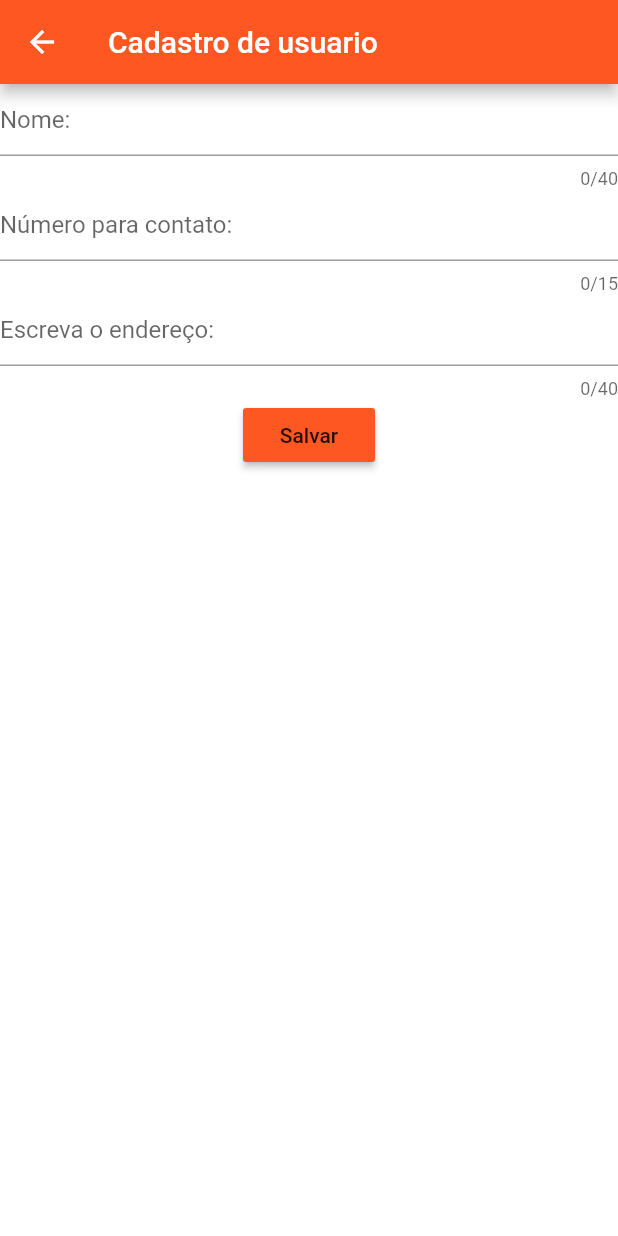
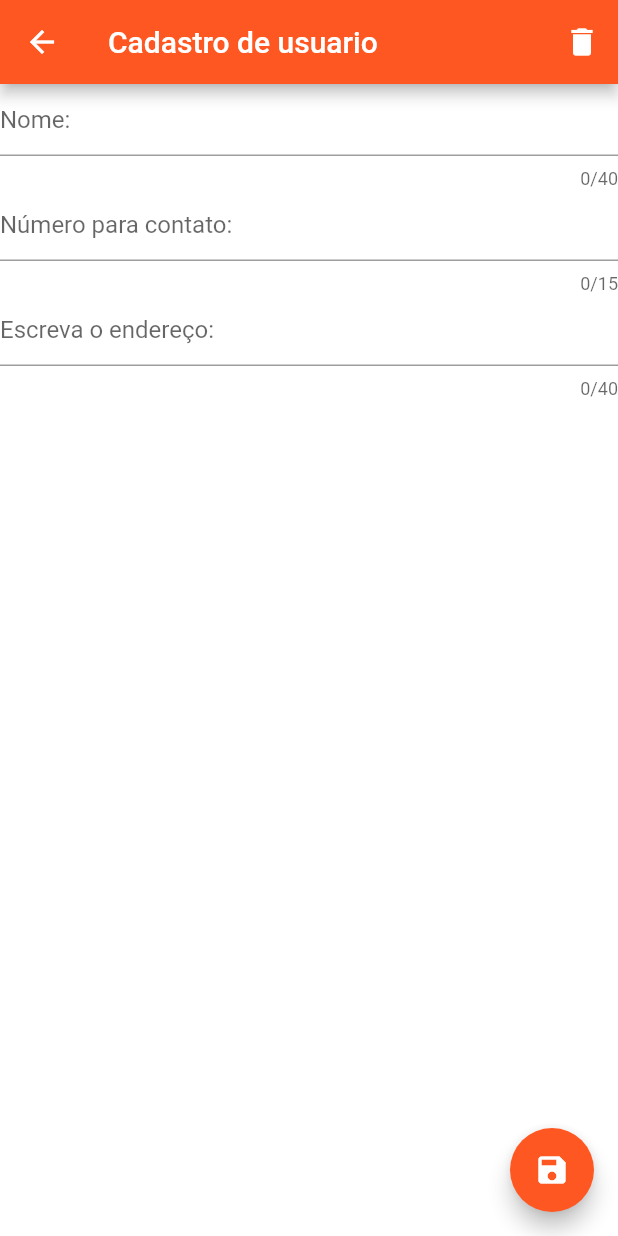
Before and after one commit to antony-raul/App_Cadastro, a Flutter app: the TelaCadastro screen opened directly, on a phone screen of 412 x 824 dp. Run offline on Flutter 3.47's test engine with Material 2 defaults, Android fonts, the phone set to English and light mode, and no system bars.

Commit message:
floating button

```diff
--- a/lib/screens/tela_cadastro.dart
+++ b/lib/screens/tela_cadastro.dart
@@ -1,64 +1,59 @@
 import 'package:flutter/material.dart';
 
 class TelaCadastro extends StatelessWidget {
-  const TelaCadastro({ Key? key }) : super(key: key);
+  const TelaCadastro({Key? key}) : super(key: key);
 
   @override
   Widget build(BuildContext context) {
     return Scaffold(
       appBar: AppBar(
         title: const Text("Cadastro de usuario"),
+        actions: <Widget>[
+          IconButton(
+            icon: const Icon(Icons.delete),
+            onPressed: () {},
+          )
+        ],
       ),
-
       body: Column(
         children: <Widget>[
           _Form(),
         ],
       ),
+      floatingActionButton: FloatingActionButton(
+        onPressed: () {},
+        child: const Icon(Icons.save),
+      ),
+    );
+  }
 
-    );
-
-
-}
   Widget _Form() {
-
     return Expanded(
       flex: 1,
       child: Container(
         color: Colors.white,
         child: Column(
           children: <Widget>[
-            new TextFormField(
-        decoration: new InputDecoration(hintText: 'Nome:'),
-        maxLength: 40,
-            ),
-
-            new TextFormField(
-                decoration: new InputDecoration(hintText: 'Número para contato:'),
-                keyboardType: TextInputType.phone,
-                maxLength: 15,
-                ),
-            new TextFormField(
-              decoration: new InputDecoration(hintText: 'Escreva o endereço:'),
+            TextFormField(
+              decoration: const InputDecoration(hintText: 'Nome:'),
               maxLength: 40,
             ),
-
-            new RaisedButton(
-              onPressed: _sendForm,
-                color: Colors.deepOrange,
-              child: new Text('Salvar'),
-            )
-
+            TextFormField(
+              decoration:
+                  const InputDecoration(hintText: 'Número para contato:'),
+              keyboardType: TextInputType.phone,
+              maxLength: 15,
+            ),
+            TextFormField(
+              decoration:
+                  const InputDecoration(hintText: 'Escreva o endereço:'),
+              maxLength: 40,
+            ),
           ],
         ),
       ),
     );
-
-
   }
 
-  _sendForm() {
-
-  }
-
+  _sendForm() {}
 }
```
